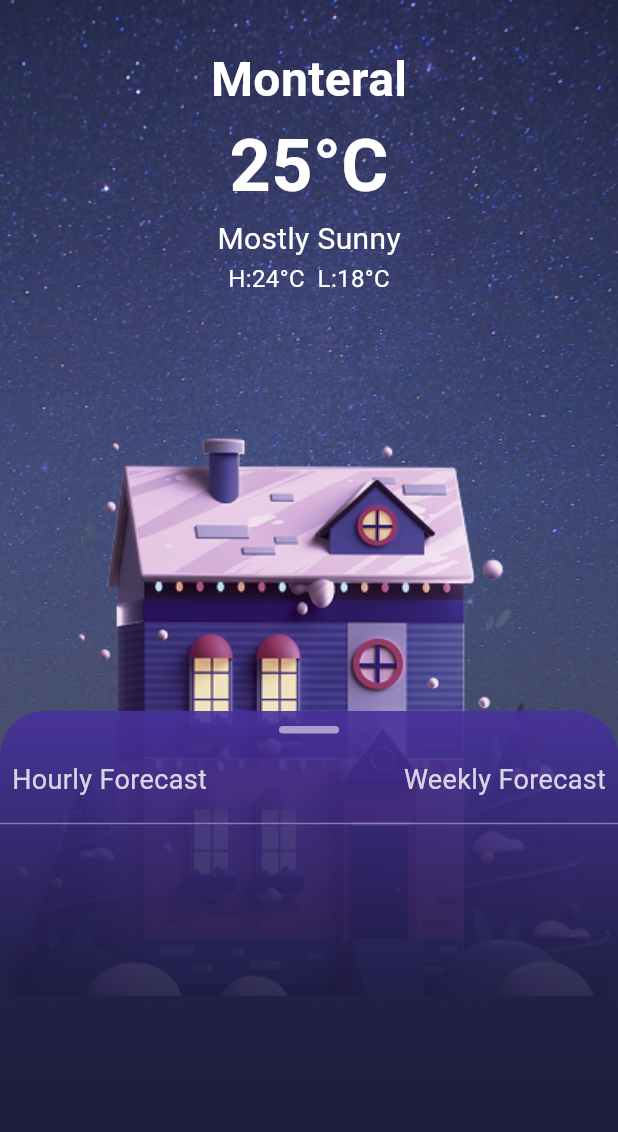
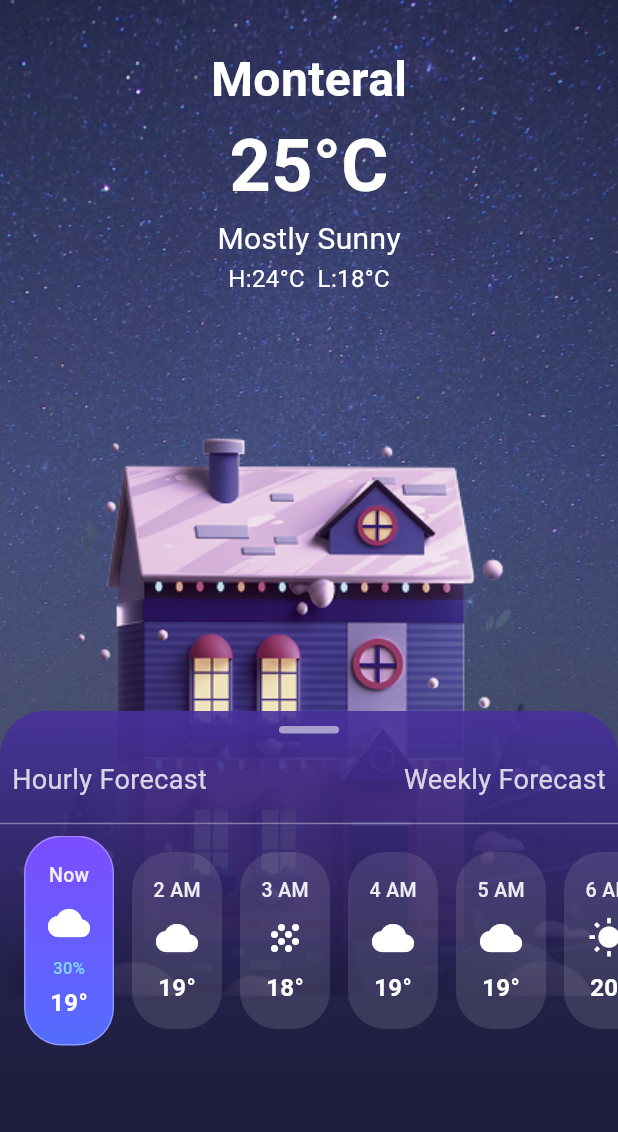
Before and after one commit to Dannansilva/weatherApp2.0, a Flutter app: the screen it shows after launch, on a phone screen of 412 x 824 dp. Shown: the top 1132 px of the screen. Run offline on Flutter 3.47's test engine with Material 3 defaults, Android fonts, the phone set to English and light mode, and no system bars.

Commit message:
createds Hourly Weather Data side scrollable

```diff
--- a/lib/homepage.dart
+++ b/lib/homepage.dart
@@ -1,4 +1,5 @@
 import 'package:flutter/material.dart';
+import 'package:weather_app/widgets/hourly_forcast.dart';
 
 class Homepage extends StatefulWidget {
   const Homepage({super.key});
@@ -22,6 +23,7 @@ class _HomepageState extends State<Homepage> {
             height: double.infinity,
             width: double.infinity,
             decoration: const BoxDecoration(
+              //background img
               image: DecorationImage(
                 image: AssetImage('assets/background.png'),
                 fit: BoxFit.cover,
@@ -134,6 +136,17 @@ class _HomepageState extends State<Homepage> {
                     ),
                   ),
                   Divider(color: Colors.white38),
+                  //row of weather
+                  Row(
+                    children: [
+                      // Hourly Weather Data side scrollable
+                      Expanded(
+                        child: HourlyForecastWidget(
+                          hourlyData: HourlyWeatherHelper.getSampleData(),
+                        ),
+                      ),
+                    ],
+                  ),
                 ],
               ),
             ),
--- /dev/null
+++ b/lib/widgets/hourly_forcast.dart
@@ -0,0 +1,176 @@
+import 'package:flutter/material.dart';
+
+class HourlyForecastWidget extends StatelessWidget {
+  final List<HourlyWeatherData> hourlyData;
+
+  const HourlyForecastWidget({super.key, required this.hourlyData});
+
+  @override
+  Widget build(BuildContext context) {
+    return SingleChildScrollView(
+      scrollDirection: Axis.horizontal,
+      padding: const EdgeInsets.symmetric(horizontal: 16.0),
+      child: Row(
+        children:
+            hourlyData.asMap().entries.map((entry) {
+              final index = entry.key;
+              final data = entry.value;
+              final isFirst = index == 0;
+
+              return Padding(
+                padding: const EdgeInsets.only(right: 12.0),
+                child: Container(
+                  width: 60,
+                  padding: const EdgeInsets.symmetric(vertical: 16.0),
+                  decoration: BoxDecoration(
+                    gradient: LinearGradient(
+                      colors:
+                          isFirst
+                              ? [Colors.deepPurpleAccent, Colors.indigoAccent]
+                              : [Colors.white10, Colors.white12],
+                      begin: Alignment.topCenter,
+                      end: Alignment.bottomCenter,
+                    ),
+                    borderRadius: BorderRadius.circular(25),
+                    border:
+                        isFirst
+                            ? Border.all(
+                              color: Colors.white.withOpacity(0.3),
+                              width: 1,
+                            )
+                            : null,
+                  ),
+                  child: Column(
+                    mainAxisSize: MainAxisSize.min,
+                    children: [
+                      // Time
+                      Text(
+                        data.time,
+                        style: TextStyle(
+                          color: Colors.white.withOpacity(0.9),
+                          fontSize: 13,
+                          fontWeight: FontWeight.w500,
+                        ),
+                      ),
+                      const SizedBox(height: 8),
+
+                      // Weather Icon
+                      if (data.iconPath != null)
+                        Image.asset(data.iconPath!, width: 28, height: 28)
+                      else
+                        Icon(
+                          data.weatherIcon ?? Icons.wb_sunny,
+                          color: Colors.white,
+                          size: 28,
+                        ),
+
+                      const SizedBox(height: 8),
+
+                      // Rain percentage (if exists)
+                      if (data.rainPercentage != null &&
+                          data.rainPercentage! > 0)
+                        Padding(
+                          padding: const EdgeInsets.only(bottom: 4),
+                          child: Text(
+                            "${data.rainPercentage}%",
+                            style: TextStyle(
+                              color: Colors.lightBlue.shade200,
+                              fontSize: 11,
+                              fontWeight: FontWeight.w500,
+                            ),
+                          ),
+                        ),
+
+                      // Temperature
+                      Text(
+                        "${data.temperature}°",
+                        style: const TextStyle(
+                          color: Colors.white,
+                          fontSize: 16,
+                          fontWeight: FontWeight.bold,
+                        ),
+                      ),
+                    ],
+                  ),
+                ),
+              );
+            }).toList(),
+      ),
+    );
+  }
+}
+
+// Data model for hourly weather
+class HourlyWeatherData {
+  final String time;
+  final int temperature;
+  final String? iconPath; // For custom weather icons
+  final IconData? weatherIcon; // For Material icons
+  final int? rainPercentage;
+  final String? condition;
+
+  HourlyWeatherData({
+    required this.time,
+    required this.temperature,
+    this.iconPath,
+    this.weatherIcon,
+    this.rainPercentage,
+    this.condition,
+  });
+}
+
+// Helper class to generate sample data
+class HourlyWeatherHelper {
+  static List<HourlyWeatherData> getSampleData() {
+    return [
+      HourlyWeatherData(
+        time: "Now",
+        temperature: 19,
+        weatherIcon: Icons.cloud,
+        rainPercentage: 30,
+      ),
+      HourlyWeatherData(
+        time: "2 AM",
+        temperature: 19,
+        weatherIcon: Icons.cloud,
+        rainPercentage: 0,
+      ),
+      HourlyWeatherData(
+        time: "3 AM",
+        temperature: 18,
+        weatherIcon: Icons.grain, // rain icon
+        rainPercentage: 0,
+      ),
+      HourlyWeatherData(
+        time: "4 AM",
+        temperature: 19,
+        weatherIcon: Icons.cloud,
+        rainPercentage: 0,
+      ),
+      HourlyWeatherData(
+        time: "5 AM",
+        temperature: 19,
+        weatherIcon: Icons.cloud,
+        rainPercentage: 0,
+      ),
+      HourlyWeatherData(
+        time: "6 AM",
+        temperature: 20,
+        weatherIcon: Icons.wb_sunny,
+        rainPercentage: 0,
+      ),
+      HourlyWeatherData(
+        time: "7 AM",
+        temperature: 21,
+        weatherIcon: Icons.wb_sunny,
+        rainPercentage: 0,
+      ),
+      HourlyWeatherData(
+        time: "8 AM",
+        temperature: 22,
+        weatherIcon: Icons.wb_sunny,
+        rainPercentage: 0,
+      ),
+    ];
+  }
+}
```
